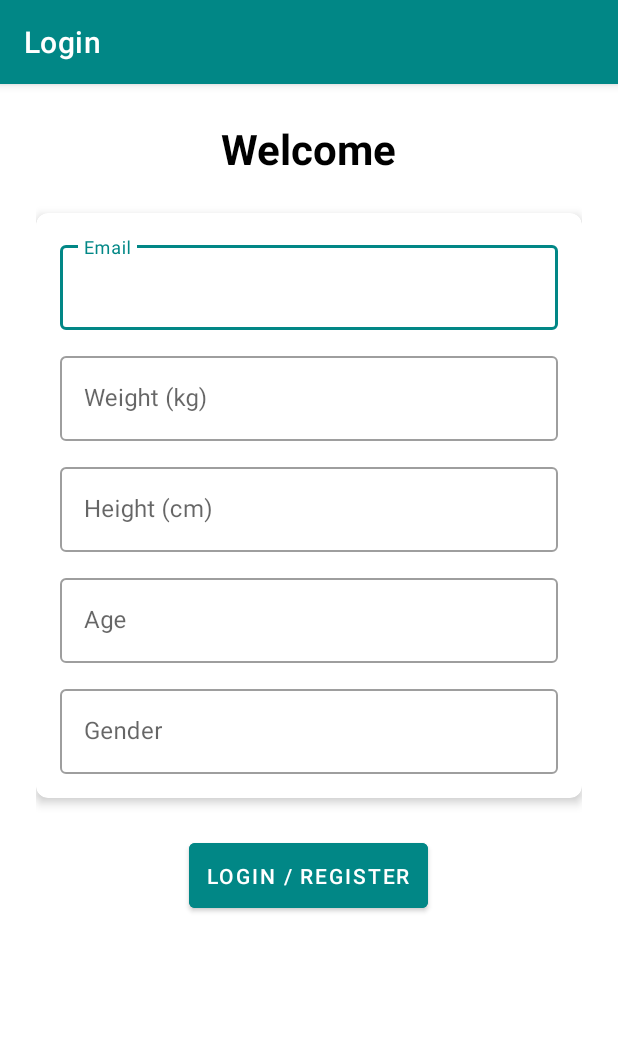
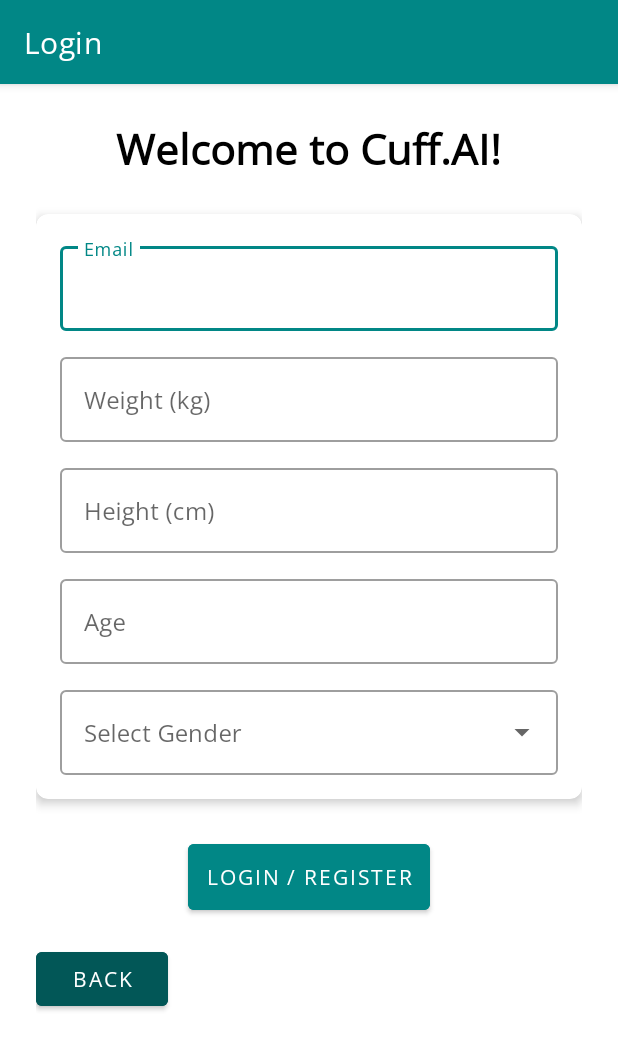
Before and after one commit to anishmariathasan/oedasock, an Android app: the screen it shows after launch (LoginActivity), after a tap on "LOGIN", on a phone screen of 412 x 824 dp. Shown: the top 1050 px of the screen. Run offline under Robolectric (Android 15) with nearby library versions, the phone set to English and light mode, and no system bars; our stand-ins replace Firebase (no records; nobody signed in at launch, a user with empty details on screens opened directly); libraries missing offline, so code that uses them is left out: no.nordicsemi.android; 5 statements that could not run were skipped.

Commit message:
updating the UI

```diff
--- a/app/src/main/java/com/example/cuff/MainActivity.kt
+++ b/app/src/main/java/com/example/cuff/MainActivity.kt
@@ -21,6 +21,7 @@
 class MainActivity : AppCompatActivity() {
 
     private lateinit var statusTextView: TextView
+    private lateinit var connectionStatusIcon: ImageView  // <-- New
     private lateinit var pressureTextView: TextView
     private lateinit var inflateButton: Button
     private lateinit var deflateButton: Button
@@ -44,6 +45,7 @@
         val userEmail = prefs.getString("userEmail", null)
 
         // Initialize UI components
+        connectionStatusIcon = findViewById(R.id.connectionStatusIcon)  // icon
         statusTextView = findViewById(R.id.statusTextView)
         pressureTextView = findViewById(R.id.pressureTextView)
         inflateButton = findViewById(R.id.inflateButton)
@@ -78,17 +80,12 @@
             startActivity(Intent(this, LoginActivity::class.java))
         }
 
-        // Logout button: clear login info and update UI
+        // Logout button clears the login state
         logoutButton.setOnClickListener {
             prefs.edit().remove("userEmail").apply()
             Toast.makeText(this, "Logged out", Toast.LENGTH_SHORT).show()
-            // Option 1: Restart MainActivity to update UI
-            val intent = intent
             finish()
             startActivity(intent)
-            // Option 2: Alternatively, navigate to LoginActivity if you want to force a new login.
-            // startActivity(Intent(this, LoginActivity::class.java))
-            // finish()
         }
 
         // Save Pressure button saves current pressure to Firestore with timestamp
@@ -116,24 +113,43 @@
             startActivity(Intent(this, GraphActivity::class.java))
         }
 
-        // Observe BLE connection state
+        // Observe BLE connection state - the icons arent updaitng here i dont think
         bleViewModel.connectionState.observe(this, Observer { state ->
             when (state) {
                 BleViewModel.ConnectionState.CONNECTED -> {
                     statusTextView.text = "Connected to XIAO_ESP32C6"
+                    connectionStatusIcon.setImageResource(R.drawable.ic_bluetooth_connected)
                     enableButtons(true)
                 }
                 BleViewModel.ConnectionState.CONNECTING -> {
                     statusTextView.text = "Connecting..."
+                    connectionStatusIcon.setImageResource(R.drawable.bluetooth_connecting)
                     enableButtons(false)
                 }
                 BleViewModel.ConnectionState.DISCONNECTING -> {
                     statusTextView.text = "Disconnecting..."
+                    connectionStatusIcon.setImageResource(R.drawable.ic_bluetooth_disconnected)
                     enableButtons(false)
                 }
                 BleViewModel.ConnectionState.DISCONNECTED -> {
                     statusTextView.text = "Disconnected"
+                    connectionStatusIcon.setImageResource(R.drawable.ic_bluetooth_disconnected)
                     enableButtons(false)
+                }
+            }
+        })
+        // Observe scan state - this method actually updates it corretly
+        bleViewModel.scanState.observe(this, Observer { scanState ->
+            when (scanState) {
+                BleViewModel.ScanState.SCANNING -> {
+                    statusTextView.text = "Scanning..."
+                    connectionStatusIcon.setImageResource(R.drawable.bluetooth_connecting)  // Use the scanning icon
+                    enableButtons(false)  // Disable buttons during scan
+                }
+                BleViewModel.ScanState.IDLE -> {
+                    statusTextView.text = "Scan idle"
+                    connectionStatusIcon.setImageResource(R.drawable.ic_bluetooth_disconnected)  // Idle state image
+                    enableButtons(true)  // Enable buttons when scan is idle
                 }
             }
         })
@@ -152,6 +168,7 @@
         checkPermissionsAndStartScan()
     }
 
+
     private fun enableButtons(enabled: Boolean) {
         inflateButton.isEnabled = enabled
         deflateButton.isEnabled = enabled
@@ -160,8 +177,6 @@
 
     private fun checkPermissionsAndStartScan() {
         val requiredPermissions = mutableListOf<String>()
-
-        // Check for BLE scan permissions based on API level
         if (Build.VERSION.SDK_INT >= Build.VERSION_CODES.S) {
             if (ContextCompat.checkSelfPermission(this, Manifest.permission.BLUETOOTH_SCAN) != PackageManager.PERMISSION_GRANTED) {
                 requiredPermissions.add(Manifest.permission.BLUETOOTH_SCAN)
@@ -174,7 +189,6 @@
                 requiredPermissions.add(Manifest.permission.ACCESS_FINE_LOCATION)
             }
         }
-
         if (requiredPermissions.isNotEmpty()) {
             ActivityCompat.requestPermissions(
                 this,
--- a/app/src/main/java/com/example/cuff/ui/LoginActivity.kt
+++ b/app/src/main/java/com/example/cuff/ui/LoginActivity.kt
@@ -1,8 +1,10 @@
 package com.example.cuff.ui
-
 import android.content.Intent
 import android.content.SharedPreferences
 import android.os.Bundle
+import android.util.Patterns
+import android.widget.ArrayAdapter
+import android.widget.AutoCompleteTextView
 import android.widget.Button
 import android.widget.EditText
 import android.widget.Toast
@@ -17,9 +19,10 @@
     private lateinit var weightEditText: EditText
     private lateinit var heightEditText: EditText
     private lateinit var ageEditText: EditText
-    private lateinit var genderEditText: EditText
+    private lateinit var genderAutoCompleteTextView: AutoCompleteTextView
     private lateinit var loginButton: Button
     private lateinit var prefs: SharedPreferences
+    private lateinit var backButton: Button
 
     override fun onCreate(savedInstanceState: Bundle?) {
         super.onCreate(savedInstanceState)
@@ -31,15 +34,36 @@
         weightEditText = findViewById(R.id.weightEditText)
         heightEditText = findViewById(R.id.heightEditText)
         ageEditText = findViewById(R.id.ageEditText)
-        genderEditText = findViewById(R.id.genderEditText)
         loginButton = findViewById(R.id.loginButton)
+        backButton = findViewById(R.id.backButton)
+
+        // Initialize AutoCompleteTextView for gender selection
+        genderAutoCompleteTextView = findViewById(R.id.genderAutoCompleteTextView)
+
+        // Define the gender options
+        val genderOptions = arrayOf("Male", "Female", "Other")
+
+        // Create an adapter for the AutoCompleteTextView
+        val adapter = ArrayAdapter(this, android.R.layout.simple_dropdown_item_1line, genderOptions)
+        genderAutoCompleteTextView.setAdapter(adapter)
+
+        // Handle back button click to return to MainActivity
+        backButton.setOnClickListener {
+            finish()  // Closes LoginActivity and returns to MainActivity
+        }
 
         loginButton.setOnClickListener {
             val email = emailEditText.text.toString().trim()
             val weight = weightEditText.text.toString().trim().toFloatOrNull()
             val height = heightEditText.text.toString().trim().toFloatOrNull()
             val age = ageEditText.text.toString().trim().toIntOrNull()
-            val gender = genderEditText.text.toString().trim()
+            val gender = genderAutoCompleteTextView.text.toString().trim()
+
+            // Validate email address
+            if (!isValidEmail(email)) {
+                Toast.makeText(this, "Please enter a valid email address", Toast.LENGTH_SHORT).show()
+                return@setOnClickListener
+            }
 
             if (email.isEmpty() || weight == null || height == null || age == null || gender.isEmpty()) {
                 Toast.makeText(this, "Please fill all fields correctly", Toast.LENGTH_SHORT).show()
@@ -61,7 +85,7 @@
                 .addOnSuccessListener {
                     // Save user email locally to remember login state
                     prefs.edit().putString("userEmail", email).apply()
-                    Toast.makeText(this, "Login successful", Toast.LENGTH_SHORT).show()
+                    Toast.makeText(this, "Login successful!", Toast.LENGTH_SHORT).show()
                     startActivity(Intent(this, MainActivity::class.java))
                     finish()
                 }
@@ -70,4 +94,9 @@
                 }
         }
     }
+
+    // Function to validate email using regex
+    private fun isValidEmail(email: String): Boolean {
+        return Patterns.EMAIL_ADDRESS.matcher(email).matches()
+    }
 }
--- /dev/null
+++ b/app/src/main/res/drawable/bluetooth_connecting.xml
@@ -0,0 +1,10 @@
+<vector xmlns:android="http://schemas.android.com/apk/res/android"
+    android:width="24dp"
+    android:height="24dp"
+    android:viewportWidth="960"
+    android:viewportHeight="960"
+    android:tint="?attr/colorControlNormal">
+  <path
+      android:fillColor="@android:color/white"
+      android:pathData="M360,880L360,576L176,760L120,704L344,480L120,256L176,200L360,384L360,80L400,80L628,308L456,480L628,652L400,880L360,880ZM440,384L516,308L440,234L440,384ZM440,726L516,652L440,576L440,726ZM662,574L570,480L662,388Q671,410 676.5,433Q682,456 682,480Q682,504 676.5,527.5Q671,551 662,574ZM780,688L730,640Q750,603 761,562.5Q772,522 772,480Q772,438 761,397.5Q750,357 730,320L780,270Q809,318 824.5,371Q840,424 840,480Q840,536 824.5,588.5Q809,641 780,688Z"/>
+</vector>
--- /dev/null
+++ b/app/src/main/res/drawable/ic_bluetooth_connected.xml
@@ -0,0 +1,10 @@
+<vector xmlns:android="http://schemas.android.com/apk/res/android"
+    android:width="24dp"
+    android:height="24dp"
+    android:viewportWidth="960"
+    android:viewportHeight="960"
+    android:tint="?attr/colorControlNormal">
+  <path
+      android:fillColor="@android:color/white"
+      android:pathData="M440,880L440,576L256,760L200,704L424,480L200,256L256,200L440,384L440,80L480,80L708,308L536,480L708,652L480,880L440,880ZM520,384L596,308L520,234L520,384ZM520,726L596,652L520,576L520,726ZM200,540Q175,540 157.5,522.5Q140,505 140,480Q140,455 157.5,437.5Q175,420 200,420Q225,420 242.5,437.5Q260,455 260,480Q260,505 242.5,522.5Q225,540 200,540ZM760,540Q735,540 717.5,522.5Q700,505 700,480Q700,455 717.5,437.5Q735,420 760,420Q785,420 802.5,437.5Q820,455 820,480Q820,505 802.5,522.5Q785,540 760,540Z"/>
+</vector>
--- /dev/null
+++ b/app/src/main/res/drawable/ic_bluetooth_disconnected.xml
@@ -0,0 +1,10 @@
+<vector xmlns:android="http://schemas.android.com/apk/res/android"
+    android:width="24dp"
+    android:height="24dp"
+    android:viewportWidth="960"
+    android:viewportHeight="960"
+    android:tint="?attr/colorControlNormal">
+  <path
+      android:fillColor="@android:color/white"
+      android:pathData="M792,904L624,736L480,880L440,880L440,576L256,760L200,704L396,508L56,168L112,112L848,848L792,904ZM520,726L566,680L520,634L520,726ZM564,452L508,396L596,308L520,234L520,408L440,328L440,80L480,80L708,308L564,452Z"/>
+</vector>
--- a/app/src/main/res/layout/activity_login.xml
+++ b/app/src/main/res/layout/activity_login.xml
@@ -9,28 +9,28 @@
     <LinearLayout
         android:layout_width="match_parent"
         android:layout_height="wrap_content"
+        android:gravity="center"
         android:orientation="vertical"
-        android:padding="24dp"
-        android:gravity="center">
+        android:padding="24dp">
 
         <!-- Header Text -->
         <TextView
             android:id="@+id/headerText"
             android:layout_width="wrap_content"
             android:layout_height="wrap_content"
-            android:text="Welcome"
+            android:layout_marginBottom="24dp"
+            android:text="Welcome to Cuff.AI!"
+            android:textColor="@color/black"
             android:textSize="28sp"
-            android:textStyle="bold"
-            android:textColor="@color/black"
-            android:layout_marginBottom="24dp"/>
+            android:textStyle="bold" />
 
         <!-- CardView for Login Form -->
         <androidx.cardview.widget.CardView
             android:layout_width="match_parent"
             android:layout_height="wrap_content"
+            android:layout_marginBottom="24dp"
             card_view:cardCornerRadius="8dp"
-            card_view:cardElevation="4dp"
-            android:layout_marginBottom="24dp">
+            card_view:cardElevation="4dp">
 
             <LinearLayout
                 android:layout_width="match_parent"
@@ -40,72 +40,80 @@
 
                 <!-- Email Field -->
                 <com.google.android.material.textfield.TextInputLayout
+                    style="@style/Widget.MaterialComponents.TextInputLayout.OutlinedBox"
                     android:layout_width="match_parent"
                     android:layout_height="wrap_content"
-                    android:hint="Email"
-                    style="@style/Widget.MaterialComponents.TextInputLayout.OutlinedBox">
+                    android:hint="Email">
+
                     <com.google.android.material.textfield.TextInputEditText
                         android:id="@+id/emailEditText"
                         android:layout_width="match_parent"
                         android:layout_height="wrap_content"
-                        android:inputType="textEmailAddress"/>
+                        android:inputType="textEmailAddress" />
                 </com.google.android.material.textfield.TextInputLayout>
 
                 <!-- Weight Field -->
                 <com.google.android.material.textfield.TextInputLayout
+                    style="@style/Widget.MaterialComponents.TextInputLayout.OutlinedBox"
                     android:layout_width="match_parent"
                     android:layout_height="wrap_content"
-                    android:hint="Weight (kg)"
-                    style="@style/Widget.MaterialComponents.TextInputLayout.OutlinedBox"
-                    android:layout_marginTop="12dp">
+                    android:layout_marginTop="12dp"
+                    android:hint="Weight (kg)">
+
                     <com.google.android.material.textfield.TextInputEditText
                         android:id="@+id/weightEditText"
                         android:layout_width="match_parent"
                         android:layout_height="wrap_content"
-                        android:inputType="numberDecimal"/>
+                        android:inputType="numberDecimal" />
                 </com.google.android.material.textfield.TextInputLayout>
 
                 <!-- Height Field -->
                 <com.google.android.material.textfield.TextInputLayout
+                    style="@style/Widget.MaterialComponents.TextInputLayout.OutlinedBox"
                     android:layout_width="match_parent"
                     android:layout_height="wrap_content"
-                    android:hint="Height (cm)"
-                    style="@style/Widget.MaterialComponents.TextInputLayout.OutlinedBox"
-                    android:layout_marginTop="12dp">
+                    android:layout_marginTop="12dp"
+                    android:hint="Height (cm)">
+
                     <com.google.android.material.textfield.TextInputEditText
                         android:id="@+id/heightEditText"
                         android:layout_width="match_parent"
                         android:layout_height="wrap_content"
-                        android:inputType="numberDecimal"/>
+                        android:inputType="numberDecimal" />
                 </com.google.android.material.textfield.TextInputLayout>
 
                 <!-- Age Field -->
                 <com.google.android.material.textfield.TextInputLayout
+                    style="@style/Widget.MaterialComponents.TextInputLayout.OutlinedBox"
                     android:layout_width="match_parent"
                     android:layout_height="wrap_content"
-                    android:hint="Age"
-                    style="@style/Widget.MaterialComponents.TextInputLayout.OutlinedBox"
-                    android:layout_marginTop="12dp">
+                    android:layout_marginTop="12dp"
+                    android:hint="Age">
+
                     <com.google.android.material.textfield.TextInputEditText
                         android:id="@+id/ageEditText"
                         android:layout_width="match_parent"
                         android:layout_height="wrap_content"
-                        android:inputType="number"/>
+                        android:inputType="number" />
                 </com.google.android.material.textfield.TextInputLayout>
 
                 <!-- Gender Field -->
                 <com.google.android.material.textfield.TextInputLayout
+                    style="@style/Widget.MaterialComponents.TextInputLayout.OutlinedBox.ExposedDropdownMenu"
                     android:layout_width="match_parent"
                     android:layout_height="wrap_content"
-                    android:hint="Gender"
-                    style="@style/Widget.MaterialComponents.TextInputLayout.OutlinedBox"
                     android:layout_marginTop="12dp">
-                    <com.google.android.material.textfield.TextInputEditText
-                        android:id="@+id/genderEditText"
+
+                    <AutoCompleteTextView
+                        android:id="@+id/genderAutoCompleteTextView"
                         android:layout_width="match_parent"
                         android:layout_height="wrap_content"
-                        android:inputType="text"/>
+                        android:inputType="none"
+                        android:hint="Select Gender"
+                        android:contentDescription="Gender selection dropdown" />
+
                 </com.google.android.material.textfield.TextInputLayout>
+
             </LinearLayout>
         </androidx.cardview.widget.CardView>
 
@@ -114,10 +122,21 @@
             android:id="@+id/loginButton"
             android:layout_width="wrap_content"
             android:layout_height="wrap_content"
-            android:text="Login / Register"
-            android:textColor="@android:color/white"
+            android:layout_marginBottom="16dp"
             android:backgroundTint="@color/teal_700"
             android:padding="12dp"
-            android:layout_marginBottom="16dp"/>
+            android:text="Login / Register"
+            android:textColor="@android:color/white" />
+        <!-- Back Button -->
+        <Button
+            android:id="@+id/backButton"
+            android:layout_width="wrap_content"
+            android:layout_height="wrap_content"
+            android:layout_gravity="start"
+            android:layout_marginBottom="16dp"
+            android:backgroundTint="@color/colorPrimary"
+            android:text="Back"
+            android:textColor="@android:color/white" />
+
     </LinearLayout>
 </ScrollView>
--- a/app/src/main/res/layout/activity_main.xml
+++ b/app/src/main/res/layout/activity_main.xml
@@ -17,18 +17,32 @@
         android:backgroundTint="@color/colorPrimary"
         android:layout_gravity="center_horizontal"
         android:layout_marginBottom="16dp" />
+
     <!-- Logout Button: Only visible when user is logged in -->
-
-    <!-- Connection status indicator -->
     <Button
         android:id="@+id/logoutButton"
         android:layout_width="wrap_content"
         android:layout_height="wrap_content"
+        android:text="Logout"
+        android:textColor="@android:color/white"
+        android:backgroundTint="@color/colorPrimary"
         android:layout_gravity="center_horizontal"
-        android:layout_marginTop="16dp"
-        android:backgroundTint="@color/colorPrimary"
-        android:text="Logout"
-        android:textColor="@android:color/white" />
+        android:layout_marginTop="16dp" />
+
+    <!-- Connection status indicator with icon -->
+    <LinearLayout
+        android:layout_width="match_parent"
+        android:layout_height="wrap_content"
+        android:orientation="horizontal"
+        android:gravity="center_horizontal"
+        android:layout_marginBottom="16dp">
+
+        <ImageView
+            android:id="@+id/connectionStatusIcon"
+            android:layout_width="24dp"
+            android:layout_height="24dp"
+            android:src="@drawable/ic_bluetooth_disconnected"
+             />
 
         <TextView
             android:id="@+id/statusTextView"
@@ -38,8 +52,8 @@
             android:textSize="18sp"
             android:textStyle="bold"
             android:textColor="@android:color/black"
-        android:layout_gravity="center_horizontal"
-        android:layout_marginBottom="16dp" />
+            android:layout_marginStart="8dp" />
+    </LinearLayout>
 
     <!-- Pressure display -->
     <TextView
--- a/app/src/main/res/values/themes.xml
+++ b/app/src/main/res/values/themes.xml
@@ -12,5 +12,6 @@
         <!-- Status bar color. -->
         <item name="android:statusBarColor">?attr/colorPrimaryVariant</item>
         <!-- Customize your theme here. -->
+        <item name="android:fontFamily">@font/opensans</item>
     </style>
 </resources>
```
Also changed, not shown: app/src/main/res/font/opensans.ttf (added). Lines whose indentation alone changed are shown as unchanged.
